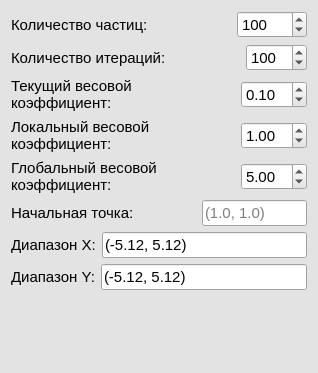
Above: src/views/options_views/ui/particle_swarm.ui from Bagdad1970/SearchingOptimization before the change; both pictures show x 0 to 318 and y 0 to 373 of the 318 by 705 pixel window. Below: the same form after it.
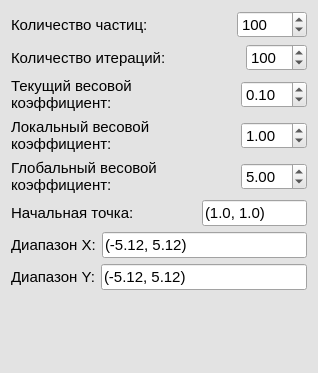
That is the form after the change.

Diff of the .ui file:
```diff
--- a/src/views/options_views/ui/particle_swarm.ui
+++ b/src/views/options_views/ui/particle_swarm.ui
@@ -746,6 +746,9 @@
          <pointsize>11</pointsize>
         </font>
        </property>
+       <property name="text">
+        <string>(1.0, 1.0)</string>
+       </property>
        <property name="placeholderText">
         <string>(1.0, 1.0)</string>
        </property>
```
